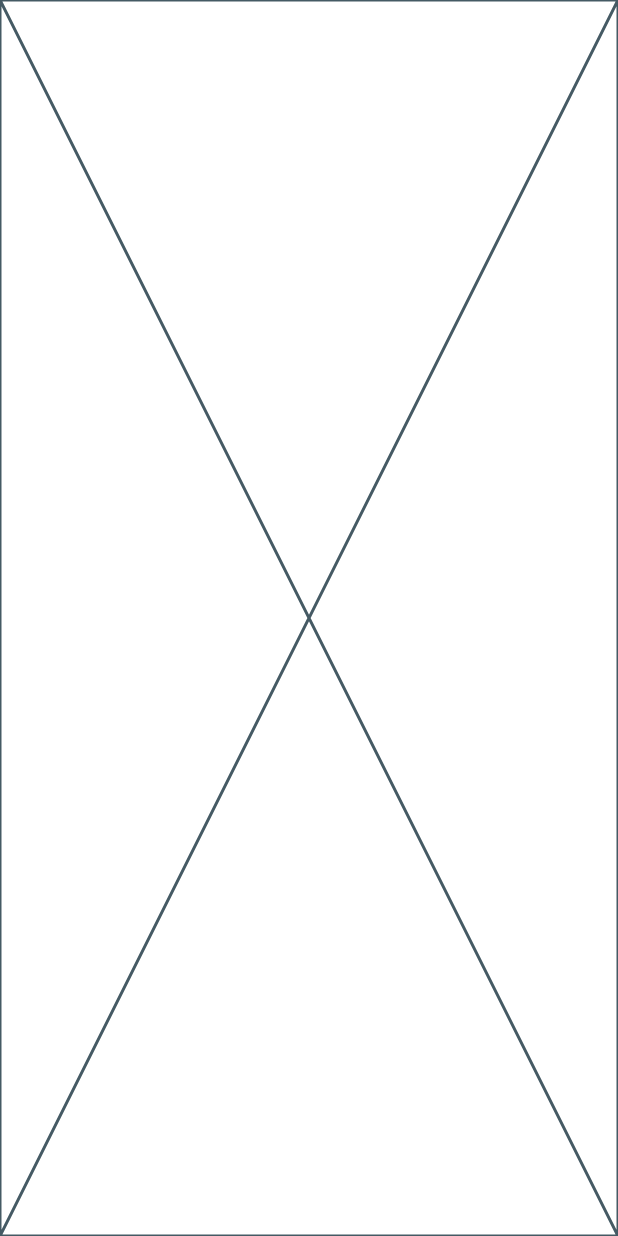
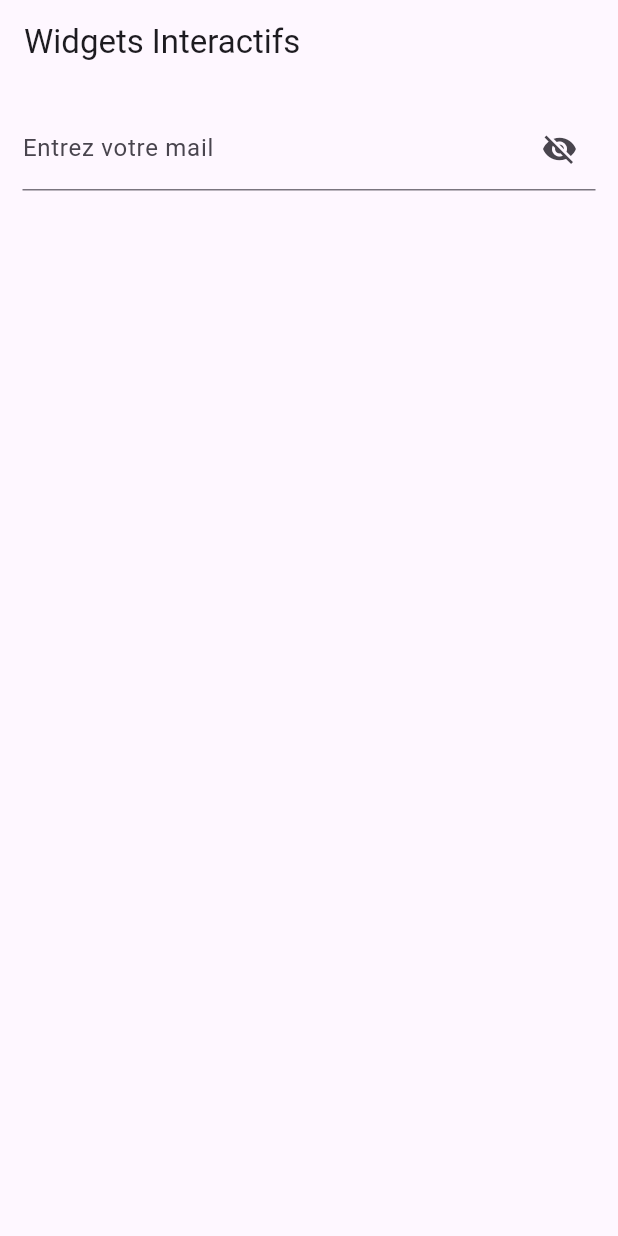
Before and after one commit to fabienlierville/flutter_di22-1_interactif, a Flutter app: the screen it shows after launch, on a phone screen of 412 x 824 dp. Run offline on Flutter 3.47's test engine with Material 3 defaults, Android fonts, the phone set to English and light mode, and no system bars.

```diff
--- a/lib/home_page.dart
+++ b/lib/home_page.dart
@@ -8,8 +8,45 @@ class HomePage extends StatefulWidget {
 }
 
 class _HomePageState extends State<HomePage> {
+  String textValue = "";
+  bool obscure = true;
+
   @override
   Widget build(BuildContext context) {
-    return const Placeholder();
+    return Scaffold(
+      appBar: AppBar(
+        title: Text("Widgets Interactifs"),
+      ),
+      body: Center(
+        child: Padding(
+          padding: const EdgeInsets.all(15.0),
+          child: Column(
+            children: [
+              TextField(
+                obscureText: obscure,
+                onChanged: (String? value){
+                  setState(() {
+                    textValue = value!;
+                  });
+                },
+                decoration: InputDecoration(
+                  labelText: "Entrez votre mail",
+                  hintText: "test@test.com",
+                  suffixIcon: IconButton(
+                    icon: Icon((obscure) ? Icons.visibility_off : Icons.visibility),
+                    onPressed: (){
+                      setState(() {
+                        obscure = !obscure;
+                      });
+                    },
+                  )
+                ),
+              ),
+              Text(textValue)
+            ],
+          ),
+        ),
+      ),
+    );
   }
 }
```
